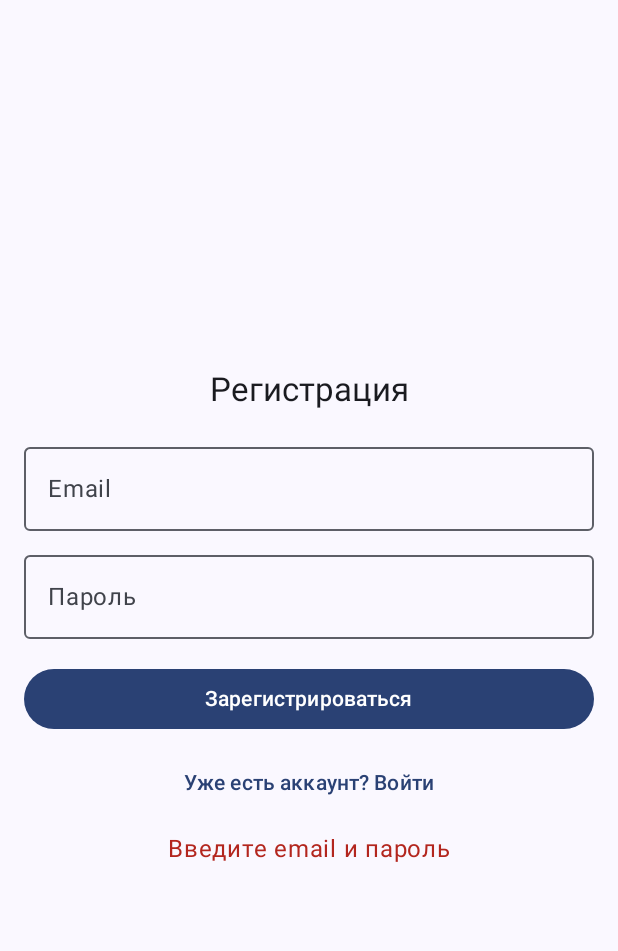
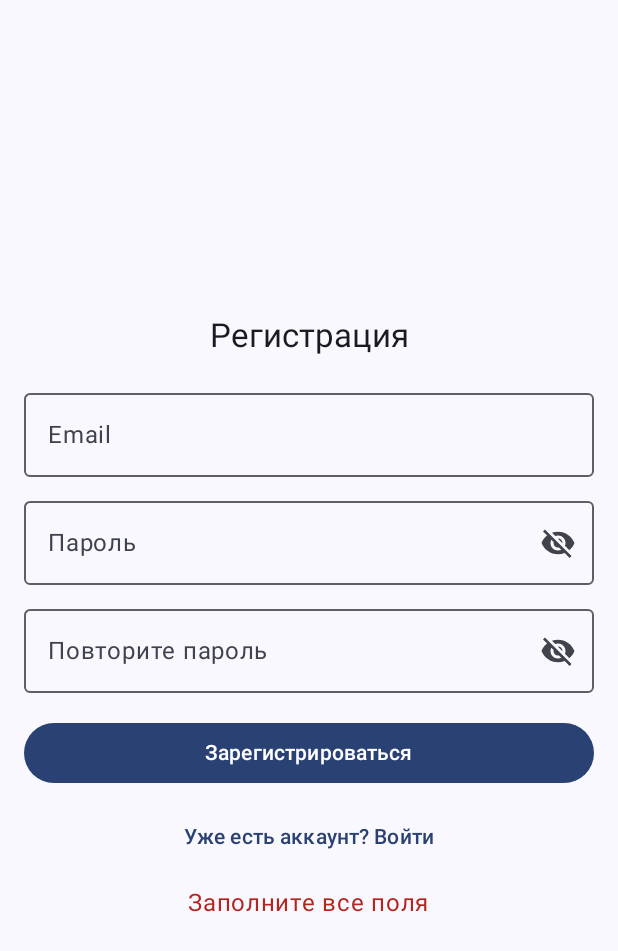
Before and after one commit to sollotom/FastBite, an Android app built with Jetpack Compose: the screen it shows after launch (MainActivity), after a tap on "Зарегистрироваться", on a phone screen of 412 x 824 dp. Shown: the top 951 px of the screen. Run offline under Robolectric (Android 15) with nearby library versions, the phone set to English and light mode, and no system bars; our stand-ins replace Firebase (no records; nobody signed in at launch, a user with empty details on screens opened directly); 2 other taps on this screen came first.

Commit message:
registrachya peredelana podklychina fire base

```diff
--- a/app/src/main/java/com/example/fastbite/AuthScreen.kt
+++ b/app/src/main/java/com/example/fastbite/AuthScreen.kt
@@ -1,23 +1,33 @@
 package com.example.fastbite
 
 import androidx.compose.foundation.layout.*
+import androidx.compose.foundation.text.KeyboardOptions
+import androidx.compose.material.icons.Icons
+import androidx.compose.material.icons.filled.Visibility
+import androidx.compose.material.icons.filled.VisibilityOff
 import androidx.compose.material3.*
 import androidx.compose.runtime.*
 import androidx.compose.ui.Alignment
 import androidx.compose.ui.Modifier
+import androidx.compose.ui.text.input.KeyboardType
 import androidx.compose.ui.text.input.PasswordVisualTransformation
+import androidx.compose.ui.text.input.VisualTransformation
 import androidx.compose.ui.unit.dp
-import androidx.compose.ui.text.input.KeyboardType
-import androidx.compose.foundation.text.KeyboardOptions
+import com.google.firebase.auth.FirebaseAuth
 
 @Composable
 fun AuthScreen(
-    onLoginSuccess: (String) -> Unit // ✅ добавили параметр
+    onLoginSuccess: (String) -> Unit
 ) {
     var email by remember { mutableStateOf("") }
     var password by remember { mutableStateOf("") }
-    var isRegistering by remember { mutableStateOf(false) }
+    var confirmPassword by remember { mutableStateOf("") }
+    var isRegistering by remember { mutableStateOf(true) } // сначала регистрация
     var errorMessage by remember { mutableStateOf("") }
+    var passwordVisible by remember { mutableStateOf(false) }
+    var confirmPasswordVisible by remember { mutableStateOf(false) }
+
+    val auth: FirebaseAuth = FirebaseAuth.getInstance()
 
     Box(
         modifier = Modifier.fillMaxSize(),
@@ -47,20 +57,74 @@ fun AuthScreen(
                 value = password,
                 onValueChange = { password = it },
                 label = { Text("Пароль") },
-                visualTransformation = PasswordVisualTransformation(),
+                visualTransformation = if (passwordVisible) VisualTransformation.None else PasswordVisualTransformation(),
+                trailingIcon = {
+                    IconButton(onClick = { passwordVisible = !passwordVisible }) {
+                        Icon(
+                            imageVector = if (passwordVisible) Icons.Filled.Visibility else Icons.Filled.VisibilityOff,
+                            contentDescription = "Toggle password visibility"
+                        )
+                    }
+                },
                 keyboardOptions = KeyboardOptions(keyboardType = KeyboardType.Password),
                 modifier = Modifier.fillMaxWidth()
             )
+
+            if (isRegistering) {
+                Spacer(modifier = Modifier.height(8.dp))
+                OutlinedTextField(
+                    value = confirmPassword,
+                    onValueChange = { confirmPassword = it },
+                    label = { Text("Повторите пароль") },
+                    visualTransformation = if (confirmPasswordVisible) VisualTransformation.None else PasswordVisualTransformation(),
+                    trailingIcon = {
+                        IconButton(onClick = { confirmPasswordVisible = !confirmPasswordVisible }) {
+                            Icon(
+                                imageVector = if (confirmPasswordVisible) Icons.Filled.Visibility else Icons.Filled.VisibilityOff,
+                                contentDescription = "Toggle password visibility"
+                            )
+                        }
+                    },
+                    keyboardOptions = KeyboardOptions(keyboardType = KeyboardType.Password),
+                    modifier = Modifier.fillMaxWidth()
+                )
+            }
 
             Spacer(modifier = Modifier.height(16.dp))
 
             Button(
                 onClick = {
-                    if (email.isNotBlank() && password.isNotBlank()) {
-                        // Здесь можно добавить проверку через Firebase или локальную БД
-                        onLoginSuccess(email) // ✅ теперь MainActivity узнает об успешном входе
+                    errorMessage = ""
+                    if (email.isBlank() || password.isBlank() || (isRegistering && confirmPassword.isBlank())) {
+                        errorMessage = "Заполните все поля"
+                        return@Button
+                    }
+
+                    if (isRegistering) {
+                        if (password != confirmPassword) {
+                            errorMessage = "Пароли не совпадают"
+                            return@Button
+                        }
+
+                        // Регистрация Firebase
+                        auth.createUserWithEmailAndPassword(email, password)
+                            .addOnCompleteListener { task ->
+                                if (task.isSuccessful) {
+                                    onLoginSuccess(email)
+                                } else {
+                                    errorMessage = task.exception?.message ?: "Ошибка регистрации"
+                                }
+                            }
                     } else {
-                        errorMessage = "Введите email и пароль"
+                        // Вход Firebase
+                        auth.signInWithEmailAndPassword(email, password)
+                            .addOnCompleteListener { task ->
+                                if (task.isSuccessful) {
+                                    onLoginSuccess(email)
+                                } else {
+                                    errorMessage = "Аккаунт не найден. Зарегистрируйтесь"
+                                }
+                            }
                     }
                 },
                 modifier = Modifier.fillMaxWidth()
@@ -70,7 +134,10 @@ fun AuthScreen(
 
             Spacer(modifier = Modifier.height(8.dp))
 
-            TextButton(onClick = { isRegistering = !isRegistering }) {
+            TextButton(onClick = {
+                isRegistering = !isRegistering
+                errorMessage = ""
+            }) {
                 Text(
                     text = if (isRegistering)
                         "Уже есть аккаунт? Войти"
--- a/app/src/main/java/com/example/fastbite/MainActivity.kt
+++ b/app/src/main/java/com/example/fastbite/MainActivity.kt
@@ -14,6 +14,7 @@ import androidx.compose.runtime.*
 import androidx.compose.ui.Modifier
 import androidx.compose.ui.unit.dp
 import com.example.fastbite.ui.theme.FastBiteTheme
+import com.google.firebase.FirebaseApp // <-- импорт Firebase
 
 sealed class BottomNavItem(val title: String, val icon: androidx.compose.ui.graphics.vector.ImageVector) {
     object Profile : BottomNavItem("Профиль", Icons.Default.Person)
@@ -25,10 +26,12 @@ class MainActivity : ComponentActivity() {
     override fun onCreate(savedInstanceState: Bundle?) {
         super.onCreate(savedInstanceState)
 
+        // --- Инициализация Firebase ---
+        FirebaseApp.initializeApp(this)
+
         setContent {
             FastBiteTheme {
 
-                // ✅ Чтение сохранённого email
                 val sharedPrefs = getSharedPreferences("FastBitePrefs", Context.MODE_PRIVATE)
                 var loggedInUser by remember {
                     mutableStateOf(sharedPrefs.getString("user_email", null))
@@ -44,7 +47,6 @@ class MainActivity : ComponentActivity() {
                         AuthScreen(onLoginSuccess = { email ->
                             loggedInUser = email
 
-                            // ✅ Сохраняем email при входе
                             sharedPrefs.edit()
                                 .putString("user_email", email)
                                 .apply()
@@ -82,7 +84,6 @@ class MainActivity : ComponentActivity() {
                                     is BottomNavItem.Profile -> ProfileScreen(
                                         userEmail = loggedInUser!!,
                                         onLogout = {
-                                            // ✅ Удаляем email при выходе
                                             sharedPrefs.edit()
                                                 .remove("user_email")
                                                 .apply()
--- a/build.gradle.kts
+++ b/build.gradle.kts
@@ -3,4 +3,5 @@ plugins {
     alias(libs.plugins.android.application) apply false
     alias(libs.plugins.kotlin.android) apply false
     alias(libs.plugins.kotlin.compose) apply false
+    id("com.google.gms.google-services") version "4.4.4" apply false
 }
```
Also changed, not shown: app/build.gradle.kts (+32 -25 lines), 2 other files.
